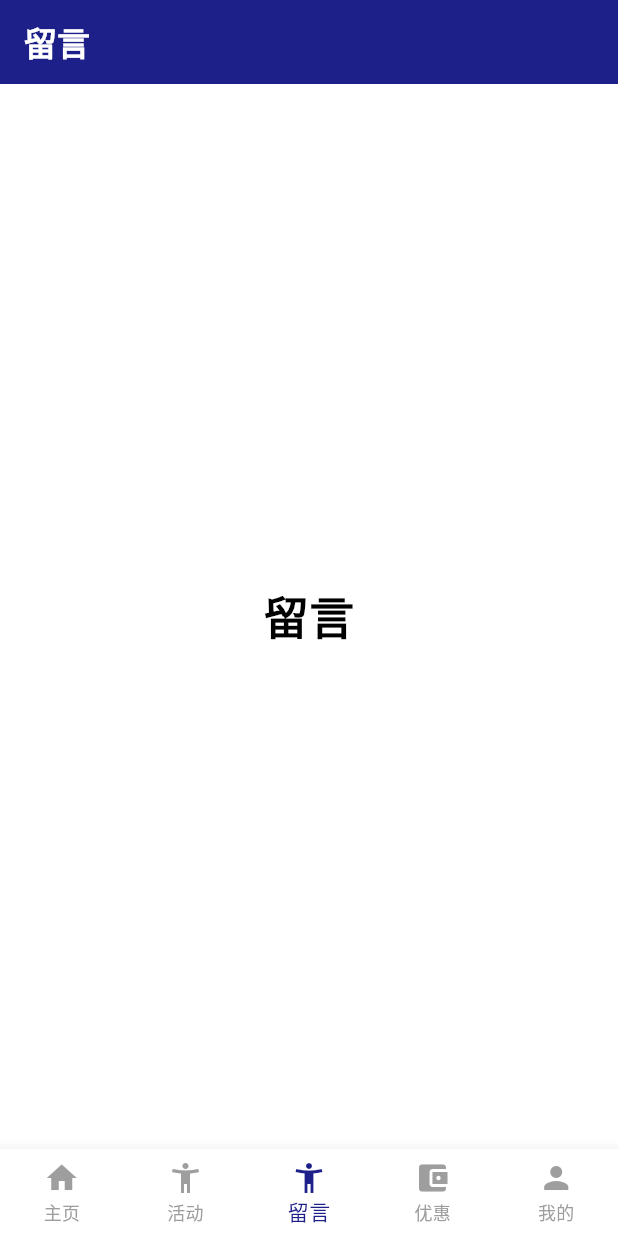
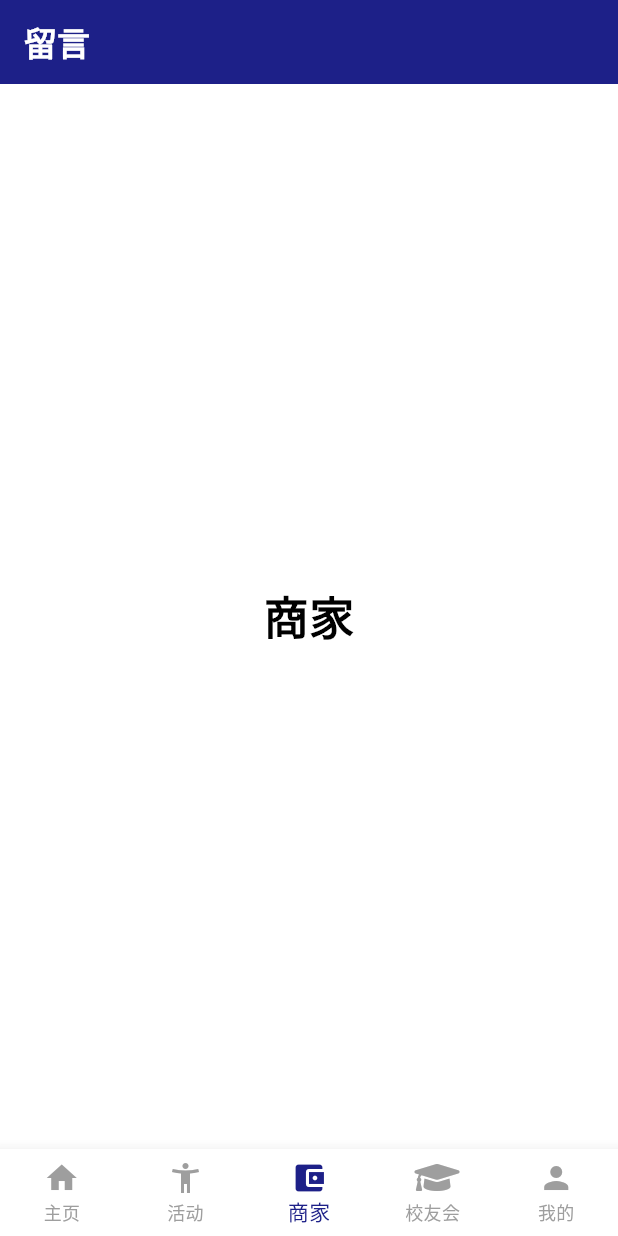
Before and after one commit to SUCSAApp/frontend, a Flutter app: the screen it shows after launch, item 3 of the bottom bar chosen, on a phone screen of 412 x 824 dp. Run offline on Flutter 3.47's test engine with Material 2 defaults, Android fonts, the light colour scheme and no system bars; our stand-ins replace font_awesome_flutter.

Commit message:
nav bar icon changes

```diff
--- a/lib/text/liuyan.dart
+++ b/lib/Alumini/alumimi.dart
@@ -1,7 +1,7 @@
 import 'package:flutter/material.dart';
 
-class textPage extends StatelessWidget {
-  const textPage({super.key});
+class aluminiPage extends StatelessWidget {
+  const aluminiPage({super.key});
 
   @override
   Widget build(BuildContext context) {
--- a/lib/Components/navbar.dart
+++ b/lib/Components/navbar.dart
@@ -1,4 +1,5 @@
 import 'package:flutter/material.dart';
+import 'package:font_awesome_flutter/font_awesome_flutter.dart';
 
 
 
@@ -42,12 +43,12 @@ class _NavBarState extends State<NavBar> {
           label: '活动',
         ),
         BottomNavigationBarItem(
-          icon: Icon(Icons.accessibility_new),
-          label: '留言',
+          icon: Icon(Icons.account_balance_wallet),
+          label: '商家',
         ),
         BottomNavigationBarItem(
-          icon: Icon(Icons.account_balance_wallet),
-          label: '优惠',
+          icon: Icon(FontAwesomeIcons.graduationCap),
+          label: '校友会',
         ),
         BottomNavigationBarItem(
           icon: Icon(Icons.person),
--- a/lib/Homepage/home_page.dart
+++ b/lib/Homepage/home_page.dart
@@ -1,7 +1,7 @@
 import 'package:flutter/material.dart';
-import 'package:sucsa_app/text/liuyan.dart';
+import 'package:sucsa_app/Alumini/alumimi.dart';
 import '../activity/activity_page.dart';
-import '../shangjia/offer_page.dart';
+import '../shangjia/store.dart';
 import '../Mysucsa/my_sucsa_page.dart';
 // Assuming the NavBar is in the same directory
  import 'package:sucsa_app/Components/navbar.dart';
@@ -37,24 +37,12 @@ class _HomePageState extends State<HomePage> {
         ),
 
         // You can add more widgets here to be part of the scrollable content
-        //   add a widget to place some text
-        const Padding(padding: EdgeInsets.only(top:10.0),
-          child: Stack(
-            alignment: Alignment.center,
-            children: <Widget>[
-              Text(
-                '我们是谁？',
-                style: TextStyle(fontSize: 30, fontWeight: FontWeight.bold, color: Colors.white),
-              )
-            ],
-          ),
-        ),
-
+        //   add a widget to place some tex
       ],
     ),
     const ActivityPage(),
-    const textPage(),
-    const OfferPage(),
+    const storepage(),
+    const aluminiPage(),
     const MySUCSAPage(),
   ];
 
--- a/lib/shangjia/offer_page.dart
+++ b/lib/shangjia/store.dart
@@ -1,13 +1,13 @@
 import 'package:flutter/material.dart';
 
-class OfferPage extends StatefulWidget {
-  const OfferPage({super.key});
+class storepage extends StatefulWidget {
+  const storepage({super.key});
 
   @override
-  State<OfferPage> createState() => _OfferPageState();
+  State<storepage> createState() => _storepageState();
 }
 
-class _OfferPageState extends State<OfferPage> {
+class _storepageState extends State<storepage> {
   @override
   Widget build(BuildContext context) {
     return const Text(
--- a/pubspec.yaml
+++ b/pubspec.yaml
@@ -35,6 +35,7 @@ dependencies:
   # The following adds the Cupertino Icons font to your application.
   # Use with the CupertinoIcons class for iOS style icons.
   cupertino_icons: ^1.0.2
+  font_awesome_flutter: ^9.1.0
 
 dev_dependencies:
   flutter_test:
```
Also changed, not shown: lib/activity/activity_page.dart (+26 -26 lines), pubspec.lock, 1 other file.
